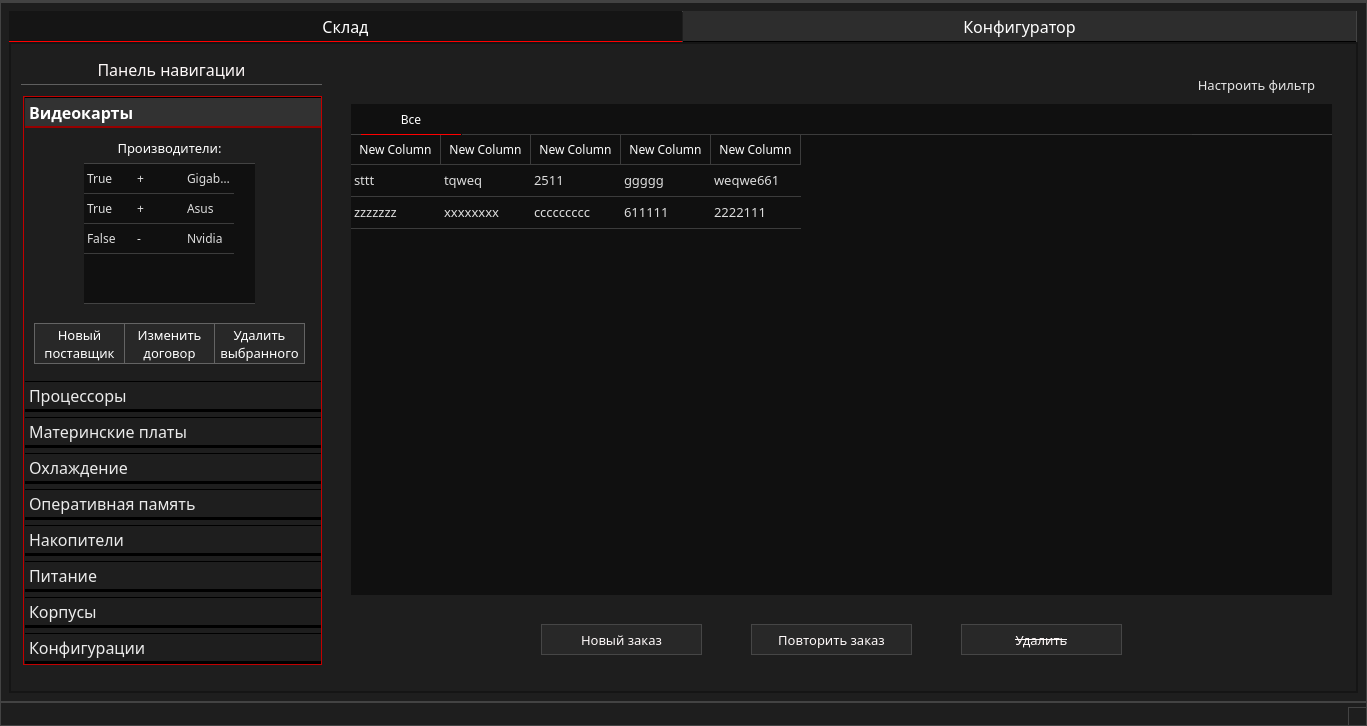
Before: the Qt Designer form ui/main_interface.ui in marginalprog/git_pcconf, drawn with Qt 5.
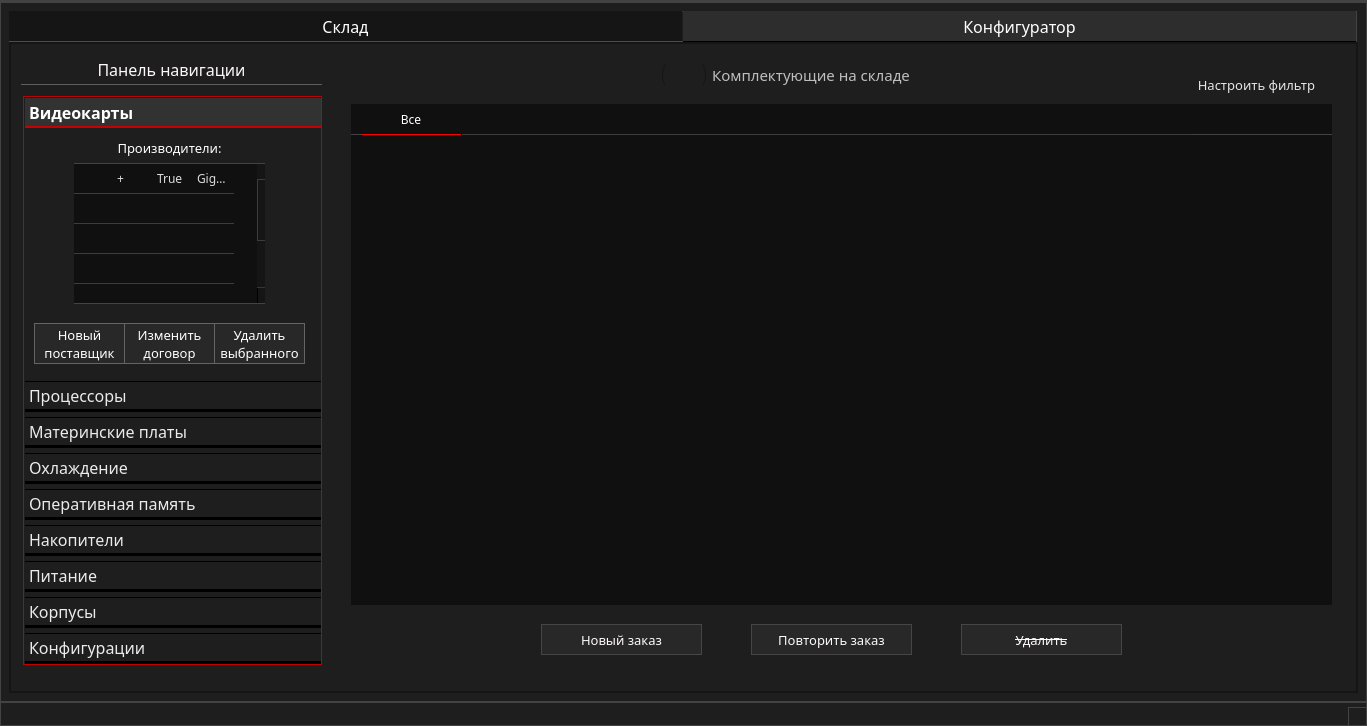
After: the same form once the commit is applied. Icons and pictures are not drawn.

```diff
--- a/ui/main_interface.ui
+++ b/ui/main_interface.ui
@@ -272,7 +272,7 @@
 QToolBox::tab:selected
 {
 	background-color: rgb(50, 50, 50);
-	border-bottom: 2px solid  rgb(150, 0, 0);
+	border-bottom: 2px solid  rgb(200, 0, 0);
 	color:white;
 	font-weight: bold;
 }
@@ -435,9 +435,9 @@
            </property>
            <property name="geometry">
             <rect>
-             <x>60</x>
+             <x>50</x>
              <y>30</y>
-             <width>171</width>
+             <width>191</width>
              <height>141</height>
             </rect>
            </property>
@@ -582,7 +582,7 @@
             <bool>true</bool>
            </attribute>
            <attribute name="horizontalHeaderDefaultSectionSize">
-            <number>50</number>
+            <number>40</number>
            </attribute>
            <attribute name="horizontalHeaderHighlightSections">
             <bool>false</bool>
@@ -620,26 +620,46 @@
              <string>New Row</string>
             </property>
            </row>
+           <row>
+            <property name="text">
+             <string>New Row</string>
+            </property>
+           </row>
+           <row>
+            <property name="text">
+             <string>New Row</string>
+            </property>
+           </row>
+           <row>
+            <property name="text">
+             <string>New Row</string>
+            </property>
+           </row>
+           <row>
+            <property name="text">
+             <string>New Row</string>
+            </property>
+           </row>
+           <column>
+            <property name="text">
+             <string>Выбор</string>
+            </property>
+           </column>
+           <column>
+            <property name="text">
+             <string>Индикатор</string>
+            </property>
+           </column>
            <column>
             <property name="text">
              <string>Состояние</string>
             </property>
            </column>
-           <column>
-            <property name="text">
-             <string>Договор</string>
-            </property>
-           </column>
            <column>
             <property name="text">
              <string>Название</string>
             </property>
            </column>
-           <item row="0" column="0">
-            <property name="text">
-             <string>True</string>
-            </property>
-           </item>
            <item row="0" column="1">
             <property name="text">
              <string>+</string>
@@ -647,35 +667,40 @@
            </item>
            <item row="0" column="2">
             <property name="text">
+             <string>True</string>
+            </property>
+           </item>
+           <item row="0" column="3">
+            <property name="text">
              <string>Gigabyte</string>
             </property>
            </item>
-           <item row="1" column="0">
-            <property name="text">
-             <string>True</string>
-            </property>
-           </item>
-           <item row="1" column="1">
+           <item row="5" column="1">
             <property name="text">
              <string>+</string>
             </property>
            </item>
-           <item row="1" column="2">
+           <item row="5" column="2">
+            <property name="text">
+             <string>True</string>
+            </property>
+           </item>
+           <item row="5" column="3">
             <property name="text">
              <string>Asus</string>
             </property>
            </item>
-           <item row="2" column="0">
+           <item row="6" column="1">
+            <property name="text">
+             <string>-</string>
+            </property>
+           </item>
+           <item row="6" column="2">
             <property name="text">
              <string>False</string>
             </property>
            </item>
-           <item row="2" column="1">
-            <property name="text">
-             <string>-</string>
-            </property>
-           </item>
-           <item row="2" column="2">
+           <item row="6" column="3">
             <property name="text">
              <string>Nvidia</string>
             </property>
@@ -3766,7 +3791,7 @@
           <x>340</x>
           <y>60</y>
           <width>981</width>
-          <height>491</height>
+          <height>501</height>
          </rect>
         </property>
         <property name="styleSheet">
@@ -3785,7 +3810,7 @@
            <x>0</x>
            <y>30</y>
            <width>981</width>
-           <height>501</height>
+           <height>471</height>
           </rect>
          </property>
          <property name="font">
@@ -3795,6 +3820,7 @@
            <weight>50</weight>
            <bold>false</bold>
            <underline>false</underline>
+           <stylestrategy>PreferAntialias</stylestrategy>
            <kerning>true</kerning>
           </font>
          </property>
@@ -3854,7 +3880,7 @@
 {
 	border-top: 1px solid #434343;
 	background-color: #101010;
-	color: #dddddd;
+	color: #d5d5d5
 }
 
 QTableWidget::item:hover {
@@ -3870,23 +3896,29 @@
 
 QScrollBar:vertical {
 	border: none;
-    background-color: #151515;
-    width: 16px;
+    background-color: #202020;
+    width: 12px;
     margin: 15px 0 15px 0;
-	border-radius: 0px;
  }
 
+QScrollBar:horizontal {
+	border: none;
+    background-color: #202020;
+    height: 12px;
+    margin: 0 15px 0 15px;
+ }
+
+
 /*  HANDLE BAR VERTICAL */
 QScrollBar::handle:vertical {	
-	background-color: rgb(35, 35, 35);
+	background-color: #151515;
 	min-height: 30px;
-	border-radius: 1px;
+	border-radius: 0px;
 	border: 1px solid;
-	border-color: qlineargradient(spread:pad, x1:0.528604, y1:0.034, x2:0.528, y2:1, stop:0 rgba(227, 0, 0, 255), stop:0.238636 rgba(142, 47, 47, 255), stop:0.517045 rgba(192, 0, 0, 255), stop:0.767045 rgba(135, 0, 0, 255), stop:1 rgba(255, 0, 0, 255));
-	border-top-color: #FF0000;	
-	border-bottom-color: #FF0000;
-
+	border-right: 0px;
+	border-color: rgb(60,60,60);
 }
+
 QScrollBar::handle:vertical:hover{	
 	background-color: #575757;
 	border-color: #242424;
@@ -3895,19 +3927,34 @@
 	background-color: rgb(120, 0, 2);
 }
 
+
+/*  HANDLE BAR HORIZONTAL */
+QScrollBar::handle:horizontal {	
+	background-color: #151515;
+	min-width: 30px;
+	border: 1px solid;
+	border-bottom: 0px;
+	border-color: rgb(60,60,60);
+}
+
+QScrollBar::handle:horizontal:hover{	
+	background-color:  rgb(50,50,50);
+	border-color: rgb(60,60,60);
+}
+QScrollBar::handle:horizontal:pressed {	
+	background-color: rgb(120, 0, 2);
+}
+
+
 /* BTN TOP - SCROLLBAR */
 QScrollBar::sub-line:vertical {
-	background-color: rgb(35, 35, 35);
+	background-color: #151515;
 	height: 15px;
-	border-top-left-radius: 1px;
-	border-top-right-radius: 1px;
 	subcontrol-position: top;
 	subcontrol-origin: margin;
-	border: 1px solid;
-	border-color: #FF0000;	
-	border-color: qlineargradient(spread:pad, x1:0.5, y1:0, x2:0.517, y2:1, stop:0 rgba(0, 0, 0, 255), stop:0.965909 rgba(227, 0, 0, 255));
-	border-top-color:   #3d3d3d;
-	border-bottom-color: rgb(227, 0, 0, 255);
+	border: 0px;
+	border-bottom: 1px solid rgb(180, 0, 0);	
+	border-top: 1px solid rgb(180, 0, 0);	
 }
 QScrollBar::sub-line:vertical:hover {	
 	background-color: #575757;
@@ -3917,19 +3964,37 @@
 	background-color: rgb(120, 0, 2);
 }
 
+/* BTN TOP - SCROLLBAR */
+QScrollBar::sub-line:horizontal {
+	background-color: #151515;
+	width: 15px;
+	subcontrol-position: left;
+	subcontrol-origin: margin;
+	border: 0px;
+	border-left: 1px solid rgb(180, 0, 0);	
+	border-right: 1px solid rgb(180, 0, 0);	
+}
+QScrollBar::sub-line:horizontal:hover {	
+	background-color: #575757;
+	border-color: #242424;
+}
+QScrollBar::sub-line:horizontal:pressed {	
+	background-color: rgb(120, 0, 2);
+}
+
+
 /* BTN BOTTOM - SCROLLBAR */
 QScrollBar::add-line:vertical {
-	background-color: rgb(35, 35, 35);
+	background-color: #151515;
 	height: 15px;
-	border-top-left-radius: 1px;
-	border-top-right-radius: 1px;
 	subcontrol-position: bottom;
 	subcontrol-origin: margin;
 	border: 1px solid;
-	border-color: #FF0000;	
-	border-color: qlineargradient(spread:pad, x1:0.506, y1:1, x2:0.528, y2:0, stop:0 rgba(0, 0, 0, 255), stop:0.965909 rgba(227, 0, 0, 255));
-	border-top-color:  rgb(227, 0, 0, 255);
-	border-bottom-color: #3d3d3d;
+	border-color: rgb(60,60,60);
+	border-top:1px solid rgb(180, 0, 0);
+	border-right: 0px;
+	border-bottom: 0px;
+	border-bottom: 1px solid rgb(180, 0, 0);	
 }
 QScrollBar::add-line:vertical:hover {	
 	background-color: #575757;
@@ -3938,6 +4003,31 @@
 QScrollBar::add-line:vertical:pressed {	
 	background-color: rgb(120, 0, 2);
 }
+
+/* BTN BOTTOM - SCROLLBAR */
+QScrollBar::add-line:horizontal {
+	/*border-image: url(&quot;E:/pcconf/images/right-arrow.png&quot;) 0;*/
+	background-color: #151515;
+	width: 15px;
+	subcontrol-position: right;
+	subcontrol-origin: margin;
+	border: 1px solid;
+	border-color: rgb(60,60,60);
+	border-left:1px solid rgb(180, 0, 0);
+	border-top: 0px;
+	border-bottom: 0px;
+	border-right: 1px solid rgb(180, 0, 0);	
+
+}
+QScrollBar::add-line:horizontal:hover {	
+	background-color: #575757;
+	border-color: #242424;
+}
+QScrollBar::add-line:horizontal:pressed {	
+	background-color: rgb(120, 0, 2);
+}
+
+
 /* RESET ARROW */
 QScrollBar::up-arrow:vertical, QScrollBar::down-arrow:vertical {
 	background: none;
@@ -3945,7 +4035,24 @@
 
 QScrollBar::add-page:vertical, QScrollBar::sub-page:vertical {
 	background: none;
-}</string>
+}
+
+/* RESET ARROW */
+QScrollBar::up-arrow:horizontal, QScrollBar::down-arrow:horizontal {
+	background: none;
+}
+
+QScrollBar::add-page:horizontal, QScrollBar::sub-page:horizontal {
+	background: none;
+}
+
+</string>
+         </property>
+         <property name="verticalScrollBarPolicy">
+          <enum>Qt::ScrollBarAsNeeded</enum>
+         </property>
+         <property name="horizontalScrollBarPolicy">
+          <enum>Qt::ScrollBarAsNeeded</enum>
          </property>
          <property name="editTriggers">
           <set>QAbstractItemView::AnyKeyPressed|QAbstractItemView::EditKeyPressed|QAbstractItemView::SelectedClicked</set>
@@ -3965,9 +4072,18 @@
          <property name="gridStyle">
           <enum>Qt::SolidLine</enum>
          </property>
+         <property name="sortingEnabled">
+          <bool>true</bool>
+         </property>
          <property name="cornerButtonEnabled">
           <bool>true</bool>
          </property>
+         <property name="rowCount">
+          <number>0</number>
+         </property>
+         <property name="columnCount">
+          <number>0</number>
+         </property>
          <attribute name="horizontalHeaderCascadingSectionResizes">
           <bool>true</bool>
          </attribute>
@@ -3986,96 +4102,6 @@
          <attribute name="verticalHeaderMinimumSectionSize">
           <number>10</number>
          </attribute>
-         <row>
-          <property name="text">
-           <string>1</string>
-          </property>
-         </row>
-         <row>
-          <property name="text">
-           <string>2</string>
-          </property>
-         </row>
-         <column>
-          <property name="text">
-           <string>New Column</string>
-          </property>
-          <property name="font">
-           <font>
-            <family>MS Sans Serif</family>
-           </font>
-          </property>
-         </column>
-         <column>
-          <property name="text">
-           <string>New Column</string>
-          </property>
-         </column>
-         <column>
-          <property name="text">
-           <string>New Column</string>
-          </property>
-         </column>
-         <column>
-          <property name="text">
-           <string>New Column</string>
-          </property>
-         </column>
-         <column>
-          <property name="text">
-           <string>New Column</string>
-          </property>
-         </column>
-         <item row="0" column="0">
-          <property name="text">
-           <string>sttt</string>
-          </property>
-         </item>
-         <item row="0" column="1">
-          <property name="text">
-           <string>tqweq</string>
-          </property>
-         </item>
-         <item row="0" column="2">
-          <property name="text">
-           <string>2511</string>
-          </property>
-         </item>
-         <item row="0" column="3">
-          <property name="text">
-           <string>ggggg</string>
-          </property>
-         </item>
-         <item row="0" column="4">
-          <property name="text">
-           <string>weqwe661</string>
-          </property>
-         </item>
-         <item row="1" column="0">
-          <property name="text">
-           <string>zzzzzzz</string>
-          </property>
-         </item>
-         <item row="1" column="1">
-          <property name="text">
-           <string>xxxxxxxx</string>
-          </property>
-         </item>
-         <item row="1" column="2">
-          <property name="text">
-           <string>ccccccccc</string>
-          </property>
-         </item>
-         <item row="1" column="3">
-          <property name="text">
-           <string>611111</string>
-          </property>
-         </item>
-         <item row="1" column="4">
-          <property name="text">
-           <string>2222111</string>
-          </property>
-         </item>
         </widget>
         <widget class="QTabWidget" name="tabWidgetSklad">
          <property name="enabled">
@@ -4174,6 +4200,63 @@
          <string>Настроить фильтр</string>
         </property>
        </widget>
+       <widget class="QRadioButton" name="rbSklad">
+        <property name="geometry">
+         <rect>
+          <x>650</x>
+          <y>20</y>
+          <width>281</width>
+          <height>21</height>
+         </rect>
+        </property>
+        <property name="sizePolicy">
+         <sizepolicy hsizetype="Maximum" vsizetype="Fixed">
+          <horstretch>0</horstretch>
+          <verstretch>0</verstretch>
+         </sizepolicy>
+        </property>
+        <property name="font">
+         <font>
+          <family>Montserrat Medium</family>
+          <pointsize>11</pointsize>
+          <strikeout>false</strikeout>
+         </font>
+        </property>
+        <property name="styleSheet">
+         <string notr="true">QRadioButton{
+	color: rgb(190,190,190);
+}
+QRadioButton:hover{
+	color: white;
+}
+QRadioButton:selected
+{
+	color: white;
+}
+QRadioButton::indicator {
+    width: 45px;
+    height: 18px;
+	margin-top: 3px
+}
+
+QRadioButton::indicator:checked {
+    width: 45px;
+    height: 18px;
+ 	border-image: url(&quot;E:/pcconf/images/switch-on.png&quot;) 0;
+	color: white;
+}
+
+QRadioButton::indicator:unchecked {
+    width: 45px;
+    height: 18px;
+ 	border-image: url(&quot;E:/pcconf/images/switch-off.png&quot;) 0;
+	color: rgb(190,190,190);
+}</string>
+        </property>
+        <property name="text">
+         <string>Комплектующие на складе</string>
+        </property>
+       </widget>
       </widget>
       <widget class="QWidget" name="configurator">
        <property name="styleSheet">
```
Left out of the diff: 396 changed lines with no effect on the pictures.
